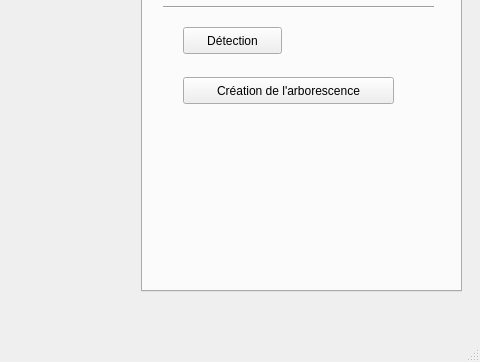
Morgan94/Identification_FaceSwap, file id_swap_faces/mainwindow.ui: the form before one commit; both pictures show x 429 to 909 and y 216 to 578 of the 909 by 578 pixel window.
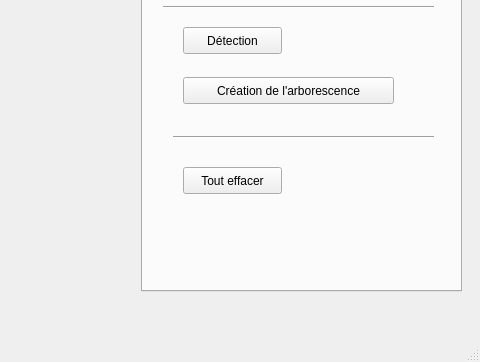
The form after the commit.

Commit message: 1er onglet OK

```diff
--- a/id_swap_faces/mainwindow.ui
+++ b/id_swap_faces/mainwindow.ui
@@ -134,7 +134,7 @@
        <string>Création de l'arborescence</string>
       </property>
      </widget>
-     <widget class="QWidget" name="">
+     <widget class="QWidget" name="layoutWidget">
       <property name="geometry">
        <rect>
         <x>40</x>
@@ -160,6 +160,32 @@
        </item>
       </layout>
      </widget>
+     <widget class="Line" name="line_2">
+      <property name="geometry">
+       <rect>
+        <x>30</x>
+        <y>280</y>
+        <width>261</width>
+        <height>20</height>
+       </rect>
+      </property>
+      <property name="orientation">
+       <enum>Qt::Horizontal</enum>
+      </property>
+     </widget>
+     <widget class="QPushButton" name="pb_clear">
+      <property name="geometry">
+       <rect>
+        <x>40</x>
+        <y>320</y>
+        <width>99</width>
+        <height>27</height>
+       </rect>
+      </property>
+      <property name="text">
+       <string>Tout effacer</string>
+      </property>
+     </widget>
     </widget>
     <widget class="QWidget" name="tab_2">
      <attribute name="title">
```
The commit also changes 2 other files.
